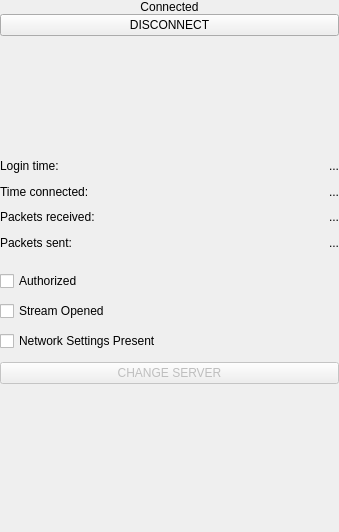
demlabs-cellframe/dap-ui-sdk, file ui/mobile/MainScreen.ui: the form before one commit.
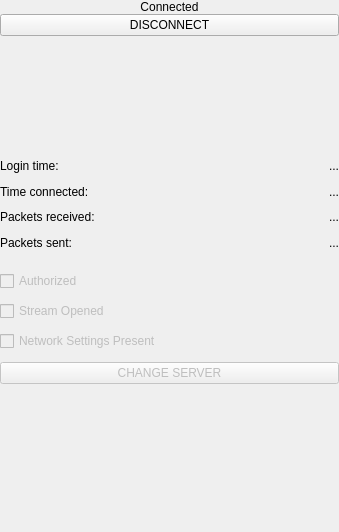
The form after the commit.

Commit message: [+] DapCmdStates::sessionIndicator(), streamIndicator(), tunnelIndicator(); [+] AdaptiveScreen::initScreen(this) calling to MainScreen [-] removed trash [*] MainScreen: setAuthorized(), setStreamOpened(), setVirtualNetwork() [*] Changed controls names [-] ComboBox::setObjectName()

```diff
--- a/ui/mobile/MainScreen.ui
+++ b/ui/mobile/MainScreen.ui
@@ -412,7 +412,7 @@
       <item>
        <widget class="QCheckBox" name="cbbAuth">
         <property name="enabled">
-         <bool>true</bool>
+         <bool>false</bool>
         </property>
         <property name="mouseTracking">
          <bool>false</bool>
@@ -428,7 +428,7 @@
       <item>
        <widget class="QCheckBox" name="cbbStream">
         <property name="enabled">
-         <bool>true</bool>
+         <bool>false</bool>
         </property>
         <property name="mouseTracking">
          <bool>false</bool>
@@ -442,7 +442,10 @@
        </widget>
       </item>
       <item>
-       <widget class="QCheckBox" name="cbbNetwork">
+       <widget class="QCheckBox" name="chbVirtualNetwork">
+        <property name="enabled">
+         <bool>false</bool>
+        </property>
         <property name="mouseTracking">
          <bool>false</bool>
         </property>
```
Left out of the diff: 4 changed lines with no effect on the pictures. The commit also changes 8 other files.
